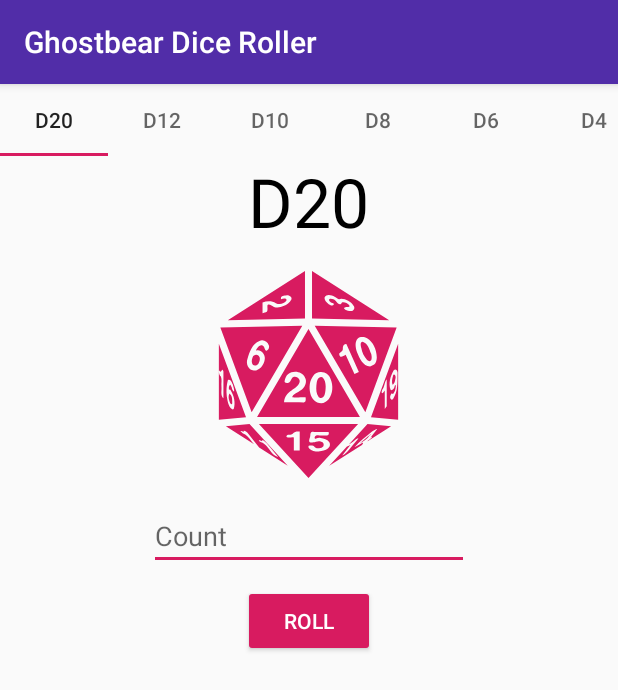
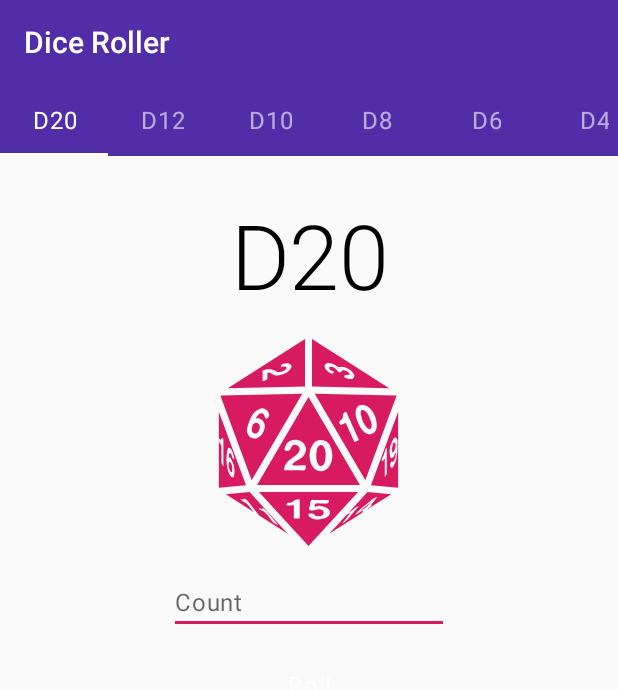
Before and after one commit to GHOSTBEAR/ghostbear-dice-roller, an Android app: the screen it shows after launch (MainActivity), on a phone screen of 412 x 824 dp. Shown: the top 690 px of the screen. Run offline under Robolectric (Android 15) with nearby library versions, the phone set to English and light mode, and no system bars.

Commit message:
Add Meterial TabLayout
Updated Screenshot
App name to Dice Roller instead of Ghostbear Dice Roller

```diff
--- a/app/build.gradle
+++ b/app/build.gradle
@@ -27,6 +27,7 @@ dependencies {
     implementation 'com.android.support:appcompat-v7:28.0.0'
     implementation 'com.android.support.constraint:constraint-layout:1.1.3'
     implementation 'com.android.support:support-v4:28.0.0'
+    implementation 'com.android.support:design:28.0.0'
     testImplementation 'junit:junit:4.12'
     androidTestImplementation 'com.android.support.test:runner:1.0.2'
     androidTestImplementation 'com.android.support.test.espresso:espresso-core:3.0.2'
--- a/app/src/main/java/com/github/ghostbear/ghostbeardiceroller/MainActivity.java
+++ b/app/src/main/java/com/github/ghostbear/ghostbeardiceroller/MainActivity.java
@@ -9,5 +9,6 @@ public class MainActivity extends AppCompatActivity {
     protected void onCreate(Bundle savedInstanceState) {
         super.onCreate(savedInstanceState);
         setContentView(R.layout.activity_main);
+        getSupportActionBar().setElevation(0);
     }
 }
--- a/app/src/main/res/layout/fragment_dice.xml
+++ b/app/src/main/res/layout/fragment_dice.xml
@@ -19,8 +19,9 @@ tools:context=".DiceFragment" >
             android:layout_width="wrap_content"
             android:layout_height="wrap_content"
             android:textAlignment="center"
-            android:textAppearance="@style/TextAppearance.AppCompat.Display2"
+            android:textAppearance="@style/TextAppearance.MaterialComponents.Headline2"
             android:textColor="@color/black"
+            android:layout_marginTop="25dp"
             tools:text="D20" />
 
         <ImageView
@@ -30,7 +31,7 @@ tools:context=".DiceFragment" >
             android:layout_margin="10dp"
             android:contentDescription="@string/dice"
             android:tint="@color/colorAccent"
-            app:srcCompat="@drawable/ic_d4" />
+            app:srcCompat="@drawable/ic_d20" />
 
         <EditText
             android:id="@+id/rollCount"
@@ -38,14 +39,16 @@ tools:context=".DiceFragment" >
             android:layout_height="wrap_content"
             android:ems="10"
             android:hint="@string/count_button"
+            android:textAppearance="@style/TextAppearance.MaterialComponents.Body1"
             android:inputType="number" />
 
         <Button
             android:id="@+id/rollButton"
-            style="@style/Widget.AppCompat.Button.Colored"
+            style="@style/Widget.MaterialComponents.Button"
             android:layout_width="wrap_content"
             android:layout_height="wrap_content"
             android:layout_margin="10dp"
+            android:textAppearance="@style/TextAppearance.MaterialComponents.Body1"
             android:text="@string/roll_button" />
 
         <TextView
@@ -53,7 +56,7 @@ tools:context=".DiceFragment" >
             android:layout_width="wrap_content"
             android:layout_height="wrap_content"
             android:layout_margin="20dp"
-            android:textAppearance="@style/TextAppearance.AppCompat.Large"
+            android:textAppearance="@style/TextAppearance.MaterialComponents.Subtitle1"
             tools:text="5 + 16 + 20 = 41" />
     </LinearLayout>
 
--- a/app/src/main/res/layout/fragment_dice_collection.xml
+++ b/app/src/main/res/layout/fragment_dice_collection.xml
@@ -12,9 +12,12 @@
         android:layout_height="match_parent" >
 
         <android.support.design.widget.TabLayout
+            style="@style/Widget.MaterialComponents.TabLayout.Colored"
             android:id="@+id/tab_layout"
             android:layout_width="match_parent"
             android:layout_height="wrap_content"
+            android:background="@color/colorPrimary"
+            app:tabTextAppearance="@style/TextAppearance.MaterialComponents.Body1"
             app:tabMode="scrollable"/>
 
     </android.support.v4.view.ViewPager>
--- a/app/src/main/res/values/colors.xml
+++ b/app/src/main/res/values/colors.xml
@@ -1,6 +1,6 @@
 <?xml version="1.0" encoding="utf-8"?>
 <resources>
-    <color name="colorPrimary">#512da8</color>
+    <color name="colorPrimary">#512DA8</color>
     <color name="colorPrimaryDark">#140078</color>
     <color name="colorPrimaryLight">#8559da</color>
 
--- a/app/src/main/res/values/strings.xml
+++ b/app/src/main/res/values/strings.xml
@@ -1,5 +1,5 @@
 <resources>
-    <string name="app_name">Ghostbear Dice Roller</string>
+    <string name="app_name">Dice Roller</string>
     <string name="count_button">Count</string>
     <string name="roll_button">Roll</string>
     <string name="d20">D20</string>
--- a/build.gradle
+++ b/build.gradle
@@ -18,7 +18,6 @@ allprojects {
     repositories {
         google()
         jcenter()
-
     }
 }
 
```
Also changed, not shown: 1 other file.
